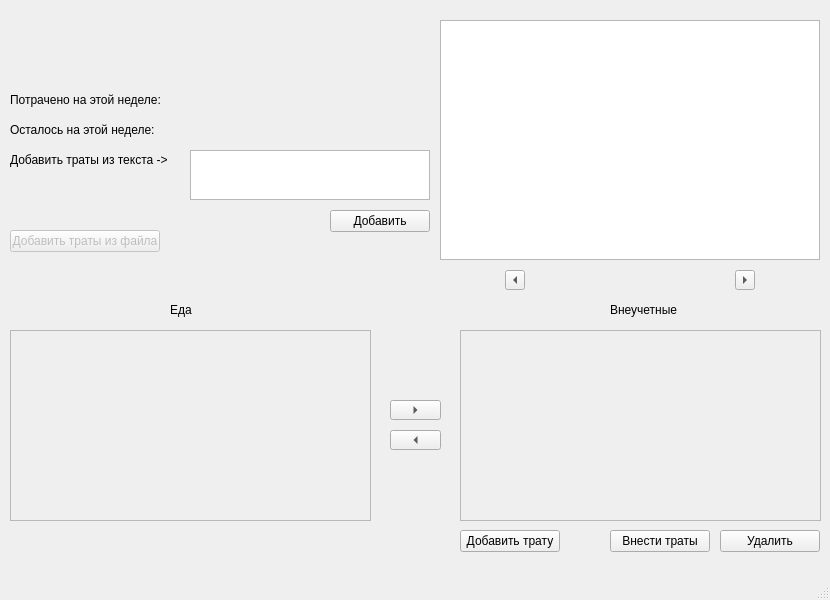
First picture: the form in form.ui, repository OverSx/ExpensesApp, before the edit.
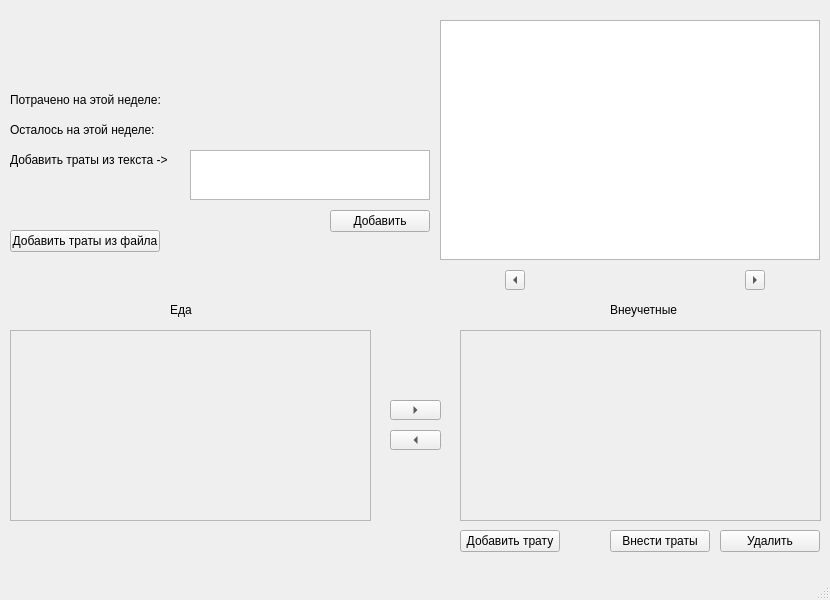
Second picture: the form after the edit.

```diff
--- a/form.ui
+++ b/form.ui
@@ -81,10 +81,15 @@
      <rect>
       <x>10</x>
       <y>20</y>
-      <width>380</width>
+      <width>420</width>
       <height>50</height>
      </rect>
     </property>
+    <property name="font">
+     <font>
+      <pointsize>32</pointsize>
+     </font>
+    </property>
     <property name="text">
      <string/>
     </property>
@@ -136,7 +141,7 @@
    </widget>
    <widget class="QPushButton" name="addExpensesFileBtn">
     <property name="enabled">
-     <bool>false</bool>
+     <bool>true</bool>
     </property>
     <property name="geometry">
      <rect>
@@ -149,6 +154,9 @@
     <property name="text">
      <string>Добавить траты из файла</string>
     </property>
+    <property name="checkable">
+     <bool>false</bool>
+    </property>
    </widget>
    <widget class="QLabel" name="FoodLabel">
     <property name="geometry">
@@ -303,7 +311,7 @@
      <rect>
       <x>535</x>
       <y>270</y>
-      <width>190</width>
+      <width>200</width>
       <height>22</height>
      </rect>
     </property>
@@ -317,7 +325,7 @@
    <widget class="QToolButton" name="rightToolSwitchWeek">
     <property name="geometry">
      <rect>
-      <x>735</x>
+      <x>745</x>
       <y>270</y>
       <width>20</width>
       <height>20</height>
```
